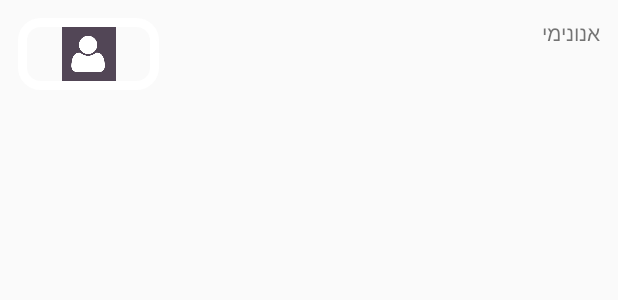
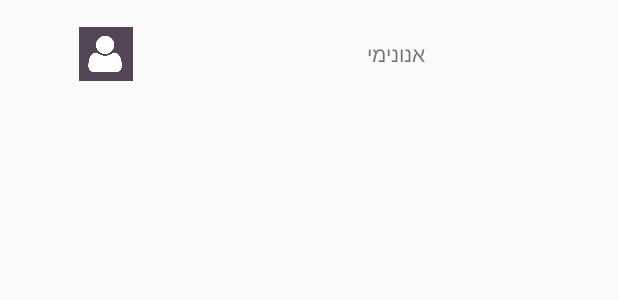
Before and after one commit to orezrice/WasStatus, an Android app: the layout listviewitem.xml on its own in the app's theme, with its tools: preview values and no code run, on a phone screen of 412 x 824 dp. Shown: the top 300 px of the screen. Run offline under Robolectric (Android 15) with nearby library versions, the phone set to English and light mode, and no system bars.

Commit message:
ListView works damn fine

```diff
--- a/WhatStatus/app/src/main/res/drawable/frame.xml
+++ b/WhatStatus/app/src/main/res/drawable/frame.xml
@@ -1,10 +1,6 @@
 <?xml version="1.0" encoding="utf-8"?>
-<shape xmlns:android="http://schemas.android.com/apk/res/android" android:shape="rectangle">
-    <solid android:color="#00ffffff" />
-    <padding android:left="6dp"
-        android:top="6dp"
-        android:right="6dp"
-        android:bottom="6dp" />
-    <corners android:radius="12dp" />
-    <stroke android:width="6dp" android:color="#ffffffff" />
+<shape xmlns:android="http://schemas.android.com/apk/res/android">
+    <solid android:color="#FFFFFF"/>
+    <stroke android:width="3dip" android:color="#B1BCBE" />
+    <corners android:radius="10dip"/>
 </shape>
--- a/WhatStatus/app/src/main/res/layout/listviewitem.xml
+++ b/WhatStatus/app/src/main/res/layout/listviewitem.xml
@@ -5,35 +5,26 @@
     xmlns:android="http://schemas.android.com/apk/res/android"
     android:orientation="horizontal" android:layout_width="match_parent"
     android:layout_height="60sp"
-    android:weightSum="1"
-    >
+    android:weightSum="1">
 
-    <FrameLayout
-        android:layout_width="wrap_content"
-        android:layout_height="wrap_content"
+
+    <ImageView
+        android:id="@+id/personimage"
+        android:layout_width="match_parent"
+        android:layout_height="match_parent"
+        android:padding="6dp"
         android:layout_weight="0.7"
-        >
-
-        <ImageView
-            android:id="@+id/personimage"
-            android:layout_width="match_parent"
-            android:layout_height="match_parent"
-            android:padding="6dp"
-            android:src="@drawable/noimage"/>
-
-        <ImageView
-            android:src="@drawable/frame"
-            android:layout_width="match_parent"
-            android:layout_height="match_parent" />
-
-    </FrameLayout>
+        android:src="@drawable/noimage"
+        />
 
     <TextView
         android:id="@+id/personname"
         android:layout_width="match_parent"
         android:layout_height="match_parent"
+        android:layout_gravity="center_vertical"
+        android:gravity="center"
         android:text="אנונימי"
-        android:layout_weight="0.3"
-        />
+        android:layout_weight="0.3"/>
+
 
 </LinearLayout>
```
Also changed, not shown: WhatStatus/app/src/main/java/com/whatstatus/ListAdapter.java (+21 -2 lines), WhatStatus/app/src/main/java/com/whatstatus/MainActivity.java (+9 -7 lines), WhatStatus/app/src/main/res/layout/activity_main.xml (+8 -5 lines).
